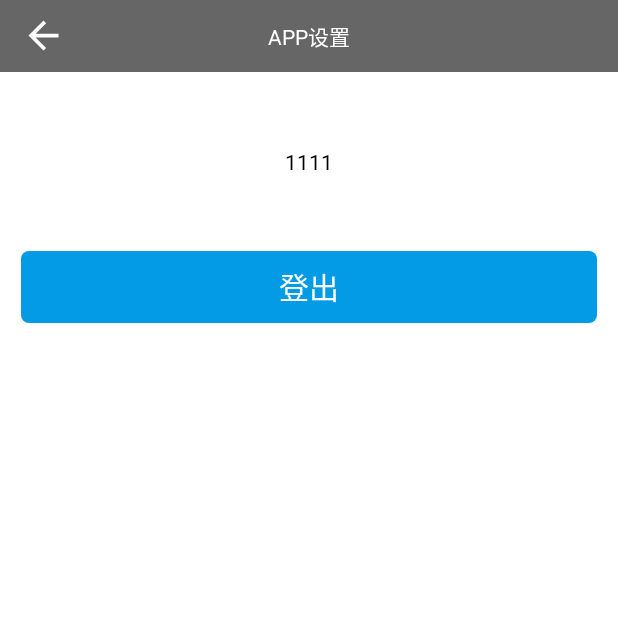
After one commit to zhangjunpeng/point, an Android app: the SettingActivity screen opened directly, with no data from a screen before it, on a phone screen of 412 x 824 dp, the top half of it. The commit adds this screen. Run offline under Robolectric (Android 15) with nearby library versions, the phone set to English and light mode, and no system bars; libraries missing offline, so code that uses them is left out: com.blankj.utilcode; network calls fail; 1 statement that could not run was skipped.

Commit message:
2.1版本，数据库版本4: 添加用户信息编辑页面。 移动登出到app设置页面

```diff
--- a/app/build.gradle
+++ b/app/build.gradle
@@ -28,8 +28,8 @@ android {
         applicationId "com.zjdx.point"
         minSdkVersion 16
         targetSdkVersion 30
-        versionCode 20
-        versionName "2.0"
+        versionCode 21
+        versionName "2.1"
 
         multiDexEnabled true
 
--- a/app/src/main/java/com/zjdx/point/config/REST.kt
+++ b/app/src/main/java/com/zjdx/point/config/REST.kt
@@ -8,5 +8,8 @@ class REST {
         val login= BaseUrl+"login/loginSubmit"
         val register= BaseUrl+"sysUser/addUser"
 
+        val userInfo= BaseUrl+"sysUser/getUserByCodeOrId"
+        val editUserInfo= BaseUrl+"sysUser/modifyUser"
+
     }
 }
--- a/app/src/main/java/com/zjdx/point/ui/login/LoginActivity.kt
+++ b/app/src/main/java/com/zjdx/point/ui/login/LoginActivity.kt
@@ -9,6 +9,7 @@ import android.text.TextWatcher
 import android.view.View
 import android.widget.EditText
 import android.widget.Toast
+import com.blankj.utilcode.util.AppUtils
 import com.blankj.utilcode.util.SPUtils
 import com.blankj.utilcode.util.ToastUtils
 
@@ -19,6 +20,7 @@ import com.zjdx.point.databinding.ActivityLoginBinding
 import com.zjdx.point.ui.base.BaseActivity
 import com.zjdx.point.ui.main.MainActivity
 import com.zjdx.point.ui.register.RegisterActivity
+import kotlin.system.exitProcess
 
 
 class LoginActivity : BaseActivity() {
@@ -133,6 +135,10 @@ class LoginActivity : BaseActivity() {
     }
 
 
+    override fun onBackPressed() {
+        AppUtils.exitApp()
+    }
+
 }
 
 /**
--- /dev/null
+++ b/app/src/main/java/com/zjdx/point/ui/setting/SettingActivity.kt
@@ -0,0 +1,37 @@
+package com.zjdx.point.ui.setting
+
+import android.content.Intent
+import androidx.appcompat.app.AppCompatActivity
+import android.os.Bundle
+import android.view.View
+import com.blankj.utilcode.util.AppUtils
+import com.blankj.utilcode.util.SPUtils
+import com.zjdx.point.NameSpace
+import com.zjdx.point.databinding.ActivitySettingBinding
+import com.zjdx.point.ui.base.BaseActivity
+import com.zjdx.point.ui.login.LoginActivity
+
+class SettingActivity : BaseActivity() {
+
+    lateinit var binding: ActivitySettingBinding
+    override fun initRootView() {
+        binding = ActivitySettingBinding.inflate(layoutInflater)
+        setContentView(binding.root)
+        binding.titleBarSetting.leftIvTitleBar.setOnClickListener {
+            finish()
+        }
+        binding.titleBarSetting.rightIvTitleBar.visibility=View.GONE
+        binding.titleBarSetting.middleTvTitleBar.text="APP设置"
+    }
+
+    override fun initView() {
+        binding.tvSettingAc.text = "当前APP版本：${AppUtils.getAppVersionName()}"
+        binding.logoutSettingAc.setOnClickListener {
+            SPUtils.getInstance().put(NameSpace.UID, "")
+            SPUtils.getInstance().put(NameSpace.ISLOGIN, false)
+            startActivity(Intent(this, LoginActivity::class.java))
+            finish()
+        }
+    }
+
+}
--- a/app/src/main/res/layout/activity_main.xml
+++ b/app/src/main/res/layout/activity_main.xml
@@ -169,6 +169,7 @@
             android:id="@+id/log_out_main_ac"
             android:layout_width="match_parent"
             android:layout_height="48dp"
+            android:visibility="gone"
             android:orientation="horizontal">
 
             <ImageView
--- a/app/src/main/res/layout/activity_register.xml
+++ b/app/src/main/res/layout/activity_register.xml
@@ -66,6 +66,7 @@
                 />
         </LinearLayout>
         <LinearLayout
+            android:id="@+id/password_linear_register_ac"
             android:layout_width="match_parent"
             android:layout_height="48dp"
             android:orientation="horizontal"
--- /dev/null
+++ b/app/src/main/res/layout/activity_setting.xml
@@ -0,0 +1,36 @@
+<?xml version="1.0" encoding="utf-8"?>
+<LinearLayout xmlns:android="http://schemas.android.com/apk/res/android"
+    xmlns:app="http://schemas.android.com/apk/res-auto"
+    xmlns:tools="http://schemas.android.com/tools"
+    android:layout_width="match_parent"
+    android:layout_height="match_parent"
+    tools:context=".ui.setting.SettingActivity"
+    android:orientation="vertical"
+    >
+
+    <include
+        android:id="@+id/title_bar_setting"
+        layout="@layout/title_bar"
+        />
+    <TextView
+        android:id="@+id/tv_setting_ac"
+        android:layout_width="match_parent"
+        android:layout_height="wrap_content"
+        android:gravity="center_horizontal"
+        android:layout_marginTop="50dp"
+        android:text="1111"
+        android:textColor="@color/black" />
+    <TextView
+        android:id="@+id/logout_setting_ac"
+        android:layout_width="match_parent"
+        android:layout_height="48dp"
+        android:background="@drawable/blue_button_border"
+        android:textColor="@color/white"
+        android:textSize="20dp"
+        android:gravity="center"
+        android:layout_marginLeft="14dp"
+        android:layout_marginRight="14dp"
+        android:layout_marginTop="50dp"
+        android:text="登出"
+        />
+</LinearLayout>
--- a/app/src/main/res/values/themes.xml
+++ b/app/src/main/res/values/themes.xml
@@ -12,6 +12,8 @@
         <!-- Status bar color. -->
         <item name="android:statusBarColor" tools:targetApi="l">?attr/colorPrimaryVariant</item>
         <!-- Customize your theme here. -->
+        <item name="android:screenOrientation">portrait</item>
+
     </style>
 
     <style name="Theme.Point.NoActionBar">
```
Also changed, not shown: app/src/main/AndroidManifest.xml (+28 -20 lines), app/src/main/java/com/zjdx/point/data/DataSource.kt (+102 -0 lines), app/src/main/java/com/zjdx/point/data/bean/UserInfoModel.kt (added, +7 -0 lines), app/src/main/java/com/zjdx/point/data/repository/EditRepository.kt (added, +46 -0 lines), app/src/main/java/com/zjdx/point/ui/edit/EditUserInfoActivity.kt (added, +128 -0 lines), app/src/main/java/com/zjdx/point/ui/edit/EditUserInfoViewModel.kt (added, +82 -0 lines), app/src/main/java/com/zjdx/point/ui/main/MainActivity.kt (+8 -7 lines), app/src/main/java/com/zjdx/point/data/bean/LoginModel.kt (line endings or trailing spaces).
